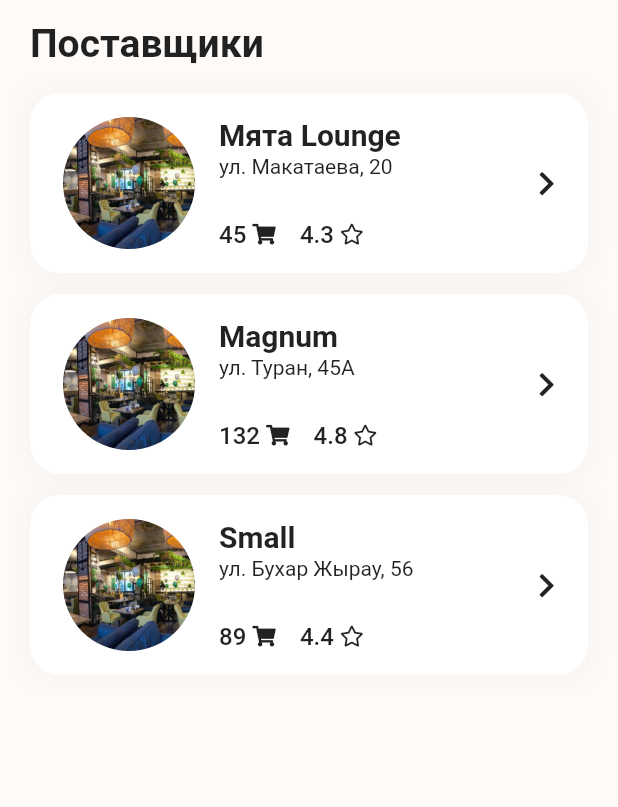
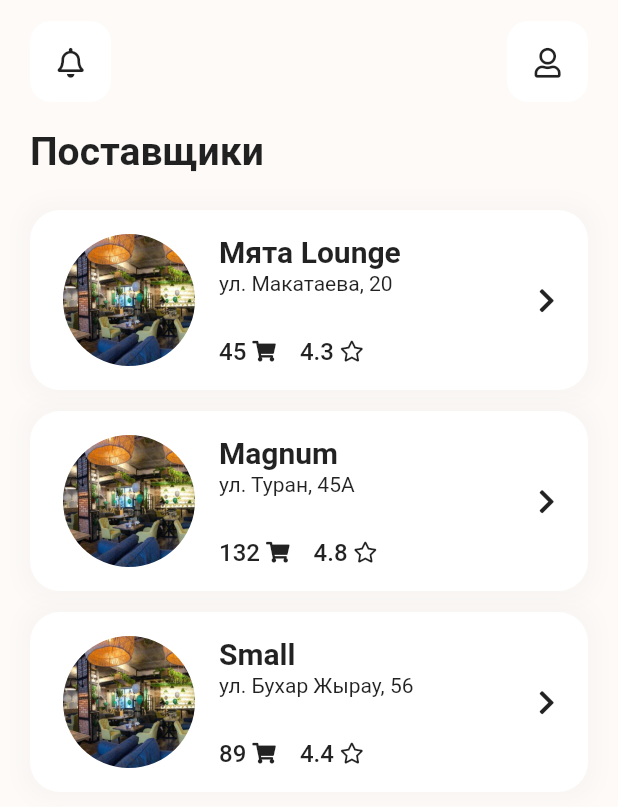
Before and after one commit to Crepiks/havchik-mobile, a Flutter app: the screen it shows after launch, on a phone screen of 412 x 824 dp. Shown: the top 807 px of the screen. Run offline on Flutter 3.47's test engine with Material 2 defaults, Android fonts, the phone set to English and light mode, and no system bars; our stand-ins replace font_awesome_flutter.

Commit message:
feat: add profile and notification buttons to the header of sellers screen

```diff
--- a/lib/modules/sellers/views/components/sellers_header.dart
+++ b/lib/modules/sellers/views/components/sellers_header.dart
@@ -1,4 +1,6 @@
 import 'package:flutter/material.dart';
+import 'package:havchik/common/components/notifications_button.dart';
+import 'package:havchik/common/components/profile_button.dart';
 
 class SellersHeader extends StatelessWidget {
   const SellersHeader({Key? key}) : super(key: key);
@@ -8,12 +10,8 @@ class SellersHeader extends StatelessWidget {
     return Container(
       padding: const EdgeInsets.symmetric(vertical: 14),
       child: Row(
-        children: const [
-          Text(
-            "Поставщики",
-            style: TextStyle(fontSize: 26, fontWeight: FontWeight.w600),
-          )
-        ],
+        mainAxisAlignment: MainAxisAlignment.spaceBetween,
+        children: const [NotificationsButton(), ProfileButton()],
       ),
     );
   }
--- a/lib/modules/sellers/views/sellers_view.dart
+++ b/lib/modules/sellers/views/sellers_view.dart
@@ -24,6 +24,13 @@ class _SellersViewState extends State<SellersView> {
             const Padding(
                 padding: EdgeInsets.symmetric(horizontal: 20),
                 child: SellersHeader()),
+            const Padding(
+                padding:
+                    EdgeInsets.only(top: 4, right: 20, left: 20, bottom: 20),
+                child: Text(
+                  "Поставщики",
+                  style: TextStyle(fontSize: 26, fontWeight: FontWeight.w600),
+                )),
             const SizedBox(
               height: 4,
             ),
```
